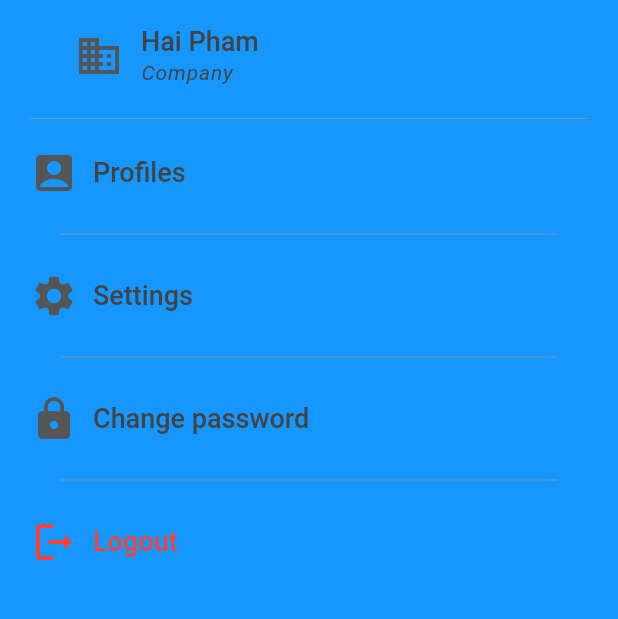
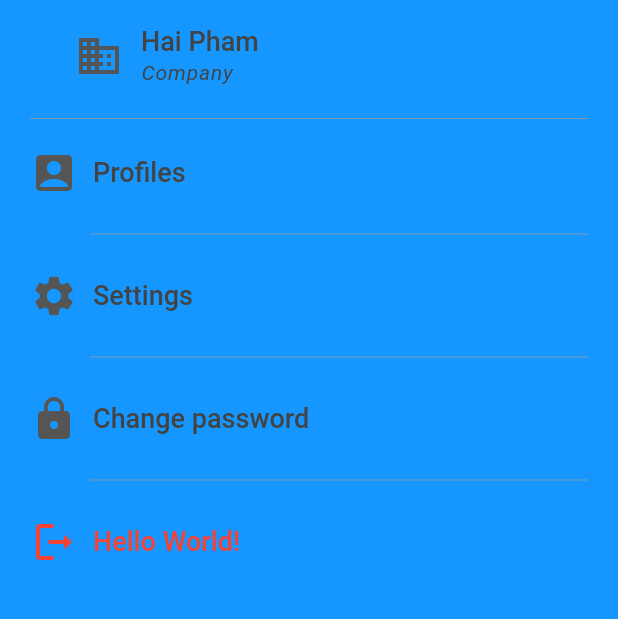
Before and after one commit to PhuocDinh462/student_hub, a Flutter app: the screen it shows after launch, after a tap on "Hai Pham", on a phone screen of 412 x 824 dp, the part 180-799 px from its top. Run offline on Flutter 3.47's test engine with Material 3 defaults, Android fonts, the phone set to English and light mode, and no system bars; our stand-ins replace gap, pinput, shared_preferences; generated files the repository leaves out were written again.

Commit message:
feat: Add localization support and language selection

```diff
--- /dev/null
+++ b/l10n.yaml
@@ -0,0 +1,3 @@
+arb-dir: lib/l10n
+template-arb-file: app_en.arb
+output-localization-file: app_localizations.dart
--- /dev/null
+++ b/lib/l10n/app_en.arb
@@ -0,0 +1,6 @@
+{
+  "helloWorld": "Hello World!",
+  "@helloWorld": {
+    "description": "The conventional newborn programmer greeting"
+  }
+}
--- /dev/null
+++ b/lib/l10n/app_vi.arb
@@ -0,0 +1,3 @@
+{
+  "helloWorld": "¡Hola Mundo!"
+}
--- a/lib/layout/header_layout.dart
+++ b/lib/layout/header_layout.dart
@@ -3,6 +3,7 @@ import 'package:flutter/services.dart';
 import 'package:provider/provider.dart';
 import 'package:student_hub/constants/theme.dart';
 import 'package:student_hub/providers/theme_provider.dart';
+import 'package:flutter_gen/gen_l10n/app_localizations.dart';
 
 class HeaderLayout extends StatelessWidget {
   final Widget body;
@@ -19,6 +20,9 @@ class HeaderLayout extends StatelessWidget {
     );
 
     return MaterialApp(
+      localizationsDelegates: AppLocalizations.localizationsDelegates,
+      supportedLocales: AppLocalizations.supportedLocales,
+      locale: Locale(themeProvider.getLanguage),
       theme:
           themeProvider.getThemeMode ? AppTheme.darkTheme : AppTheme.lightTheme,
       debugShowCheckedModeBanner: false,
--- a/lib/main.dart
+++ b/lib/main.dart
@@ -5,6 +5,7 @@ import 'package:student_hub/constants/theme.dart';
 import 'package:student_hub/layout/header_layout.dart';
 import 'package:student_hub/providers/theme_provider.dart';
 import 'package:student_hub/routes/app_routes.dart';
+import 'package:flutter_gen/gen_l10n/app_localizations.dart';
 
 void main() {
   runApp(
@@ -32,6 +33,9 @@ class MyApp extends StatelessWidget {
 
     return HeaderLayout(
       body: MaterialApp(
+        localizationsDelegates: AppLocalizations.localizationsDelegates,
+        supportedLocales: AppLocalizations.supportedLocales,
+        locale: Locale(themeProvider.getLanguage),
         routes: AppRoutes.routes,
         initialRoute: '/account',
         debugShowCheckedModeBanner: false,
--- a/lib/providers/theme_provider.dart
+++ b/lib/providers/theme_provider.dart
@@ -1,24 +1,31 @@
 import 'package:flutter/material.dart';
 import 'package:shared_preferences/shared_preferences.dart';
 
-Future<void> saveMode(bool mode) async {
+Future<void> saveData({bool? mode, String? language}) async {
   final prefs = await SharedPreferences.getInstance();
-  await prefs.setBool('theme_mode', mode);
+  if (mode != null) await prefs.setBool('theme_mode', mode);
+  if (language != null) await prefs.setString('language', language);
 }
 
-Future<bool> loadMode() async {
+Future<Object> loadData() async {
   final prefs = await SharedPreferences.getInstance();
-  return prefs.getBool('theme_mode') ?? false;
+  return {
+    'mode': prefs.getBool('theme_mode') ?? false,
+    'language': prefs.getString('language') ?? 'en'
+  };
 }
 
 class ThemeProvider with ChangeNotifier {
-  bool _isDarkMode = false;
+  late bool _isDarkMode;
+  late String _language;
 
   bool get getThemeMode => _isDarkMode;
+  String get getLanguage => _language;
 
   ThemeProvider() {
-    loadMode().then((mode) async {
-      _isDarkMode = mode;
+    loadData().then((data) async {
+      _isDarkMode = (data as Map<String, dynamic>)['mode'];
+      _language = (data)['language'];
       notifyListeners();
     });
   }
@@ -26,6 +33,12 @@ class ThemeProvider with ChangeNotifier {
   Future<void> setThemeMode(bool mode) async {
     _isDarkMode = mode;
     notifyListeners();
-    await saveMode(mode);
+    await saveData(mode: mode);
+  }
+
+  Future<void> setLanguage(String language) async {
+    _language = language;
+    notifyListeners();
+    await saveData(language: language);
   }
 }
--- a/lib/screens/account/account.dart
+++ b/lib/screens/account/account.dart
@@ -3,6 +3,7 @@ import 'package:student_hub/models/user.dart';
 import 'package:student_hub/screens/account/widgets/user_item.dart';
 import 'package:gap/gap.dart';
 import 'package:student_hub/constants/theme.dart';
+import 'package:flutter_gen/gen_l10n/app_localizations.dart';
 
 class Account extends StatelessWidget {
   const Account({super.key});
@@ -73,8 +74,7 @@ class Account extends StatelessWidget {
             const Divider(
               height: 50,
               thickness: .5,
-              indent: 20,
-              endIndent: 20,
+              indent: 40,
               color: text_400,
             ),
             GestureDetector(
@@ -96,8 +96,7 @@ class Account extends StatelessWidget {
             const Divider(
               height: 50,
               thickness: .5,
-              indent: 20,
-              endIndent: 20,
+              indent: 40,
               color: text_400,
             ),
             GestureDetector(
@@ -119,8 +118,7 @@ class Account extends StatelessWidget {
             const Divider(
               height: 50,
               thickness: .5,
-              indent: 20,
-              endIndent: 20,
+              indent: 40,
               color: text_400,
             ),
             GestureDetector(
@@ -133,7 +131,7 @@ class Account extends StatelessWidget {
                         size: 32, color: Colors.red),
                     const Gap(10),
                     Text(
-                      'Logout',
+                      AppLocalizations.of(context)!.helloWorld,
                       style: Theme.of(context).textTheme.titleLarge?.copyWith(
                             color: Colors.red,
                           ),
--- a/pubspec.yaml
+++ b/pubspec.yaml
@@ -38,6 +38,8 @@ dependencies:
   provider: ^6.1.2
   gap: ^3.0.1
   pinput: ^3.0.1
+  flutter_localizations:
+    sdk: flutter
 
 dev_dependencies:
   flutter_test:
@@ -59,6 +61,7 @@ flutter:
   # included with your application, so that you can use the icons in
   # the material Icons class.
   uses-material-design: true
+  generate: true
 
   # To add assets to your application, add an assets section, like this:
   # assets:
```
Also changed, not shown: lib/screens/account/settings.dart (+14 -0 lines).
